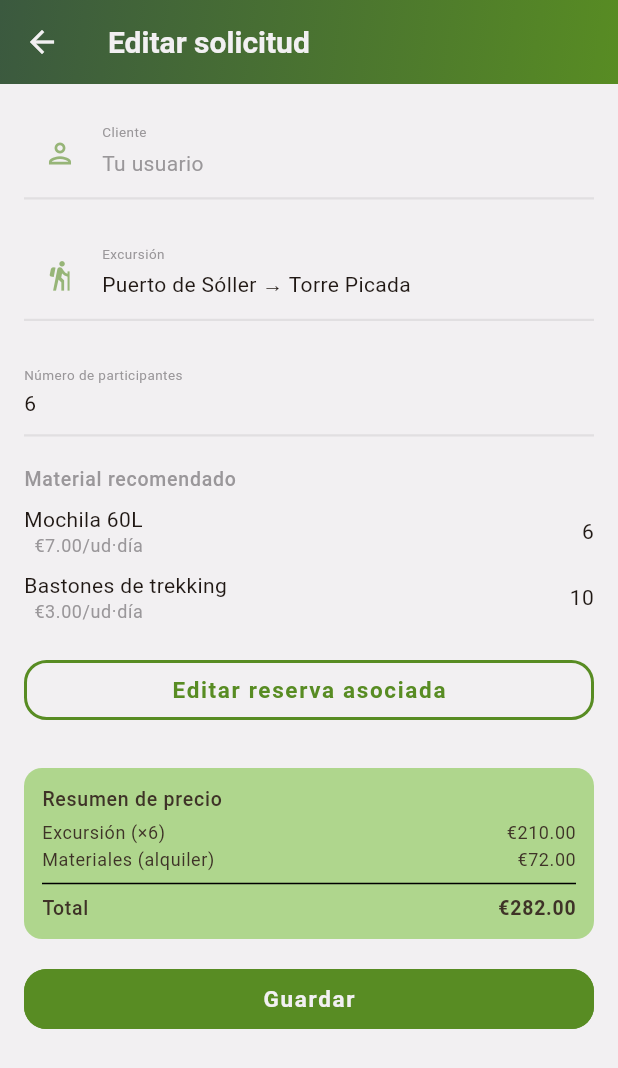
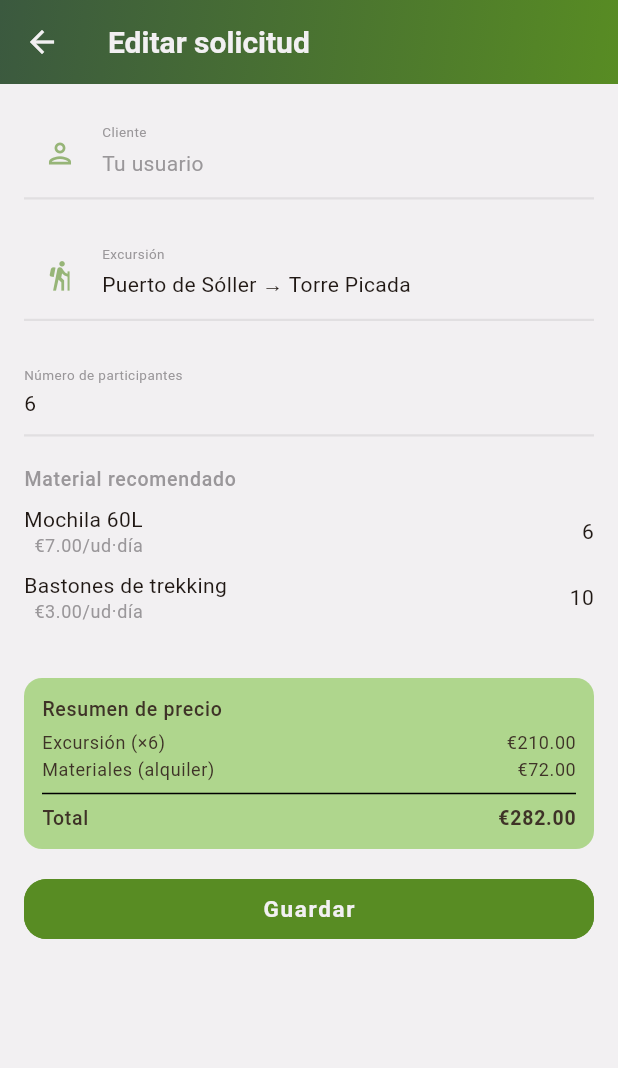
Before and after one commit to adminoutventura-dot/Outventura-Frontend, a Flutter app: the SolicitudFormPage screen opened directly with sample values from the repository, on a phone screen of 412 x 824 dp. Shown: the top 1068 px of the screen. Run offline on Flutter 3.47's test engine with Material 3 defaults, Android fonts, the phone set to English and light mode, and no system bars; our stand-ins replace flutter_riverpod, shared_preferences; accounts and stored records are empty.

Commit message:
Eliminado boton reserva

```diff
--- a/lib/features/outventura/presentation/pages/forms/request_form_page.dart
+++ b/lib/features/outventura/presentation/pages/forms/request_form_page.dart
@@ -14,7 +14,6 @@ import 'package:outventura/features/outventura/domain/entities/request.dart';
 import 'package:outventura/features/outventura/presentation/controllers/request_form_controller.dart';
 import 'package:outventura/features/outventura/presentation/providers/equipment_provider.dart';
 import 'package:outventura/features/outventura/presentation/providers/excursions_provider.dart';
-import 'package:outventura/features/outventura/presentation/pages/forms/reservation_form_page.dart';
 
 class SolicitudFormPage extends ConsumerStatefulWidget {
   final Solicitud? solicitud;
@@ -43,31 +42,6 @@ class _SolicitudFormPageState extends ConsumerState<SolicitudFormPage> {
       return null;
     }
     return _controller.crearReserva();
-  }
-
-  Future<void> _editarReservaAsociada() async {
-    final Reserva? reserva = _controller.buscarReservaActual();
-    if (reserva == null) {
-      ScaffoldMessenger.of(context).showSnackBar(
-        const SnackBar(content: Text('No se encontró la reserva asociada.')),
-      );
-      return;
-    }
-
-    final Reserva? resultado = await Navigator.of(context).push<Reserva>(
-      MaterialPageRoute(
-        builder: (_) => ReservationFormPage(
-          reserva: reserva,
-          initialIdUsuario: widget.initialIdUsuario,
-        ),
-      ),
-    );
-
-    if (!_controller.reservaExiste()) {
-      setState(() => _controller.idReserva = null);
-    } else if (resultado != null) {
-      setState(() => _controller.actualizarDesdeReserva(reserva, resultado));
-    }
   }
 
   @override
@@ -302,31 +276,6 @@ class _SolicitudFormPageState extends ConsumerState<SolicitudFormPage> {
                   ),
                 );
               }),
-            if (excursionSeleccionada != null) ...[
-              const SizedBox(height: 12),
-              // Mostrar el botón de reservar sólo si hay materiales recomendados (cantidad > 0).
-              if (_controller.idReserva == null && _controller.tieneMateriales)
-                SecondaryButton(
-                  label: 'Reservar materiales',
-                  onPressed: () {
-                    final Reserva? reserva = _crearReservaDesdeSolicitud();
-                    if (reserva == null) {
-                      return;
-                    }
-                    setState(() {});
-                    ScaffoldMessenger.of(context).showSnackBar(
-                      const SnackBar(
-                        content: Text('Reserva creada correctamente.'),
-                      ),
-                    );
-                  },
-                )
-              else if (_controller.idReserva != null)
-                SecondaryButton(
-                  label: 'Editar reserva asociada',
-                  onPressed: _editarReservaAsociada,
-                ),
-            ],
             if (!modoCliente) ...[
               const SizedBox(height: 20),
               // Estado
```
